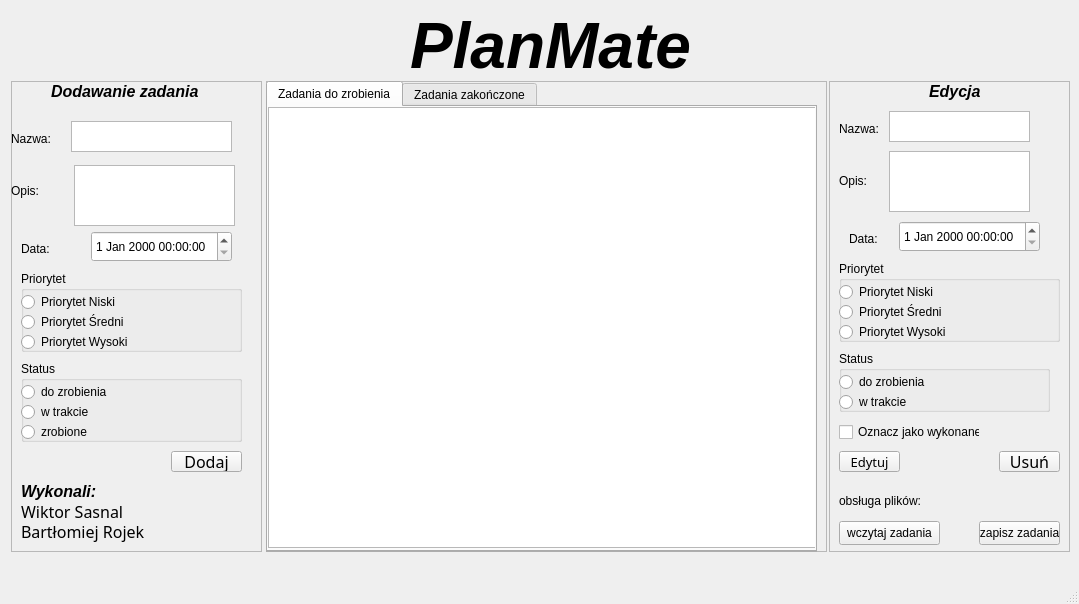
wiksas/PlanMate, file PlanMate/mainwindow.ui: the form before one commit.
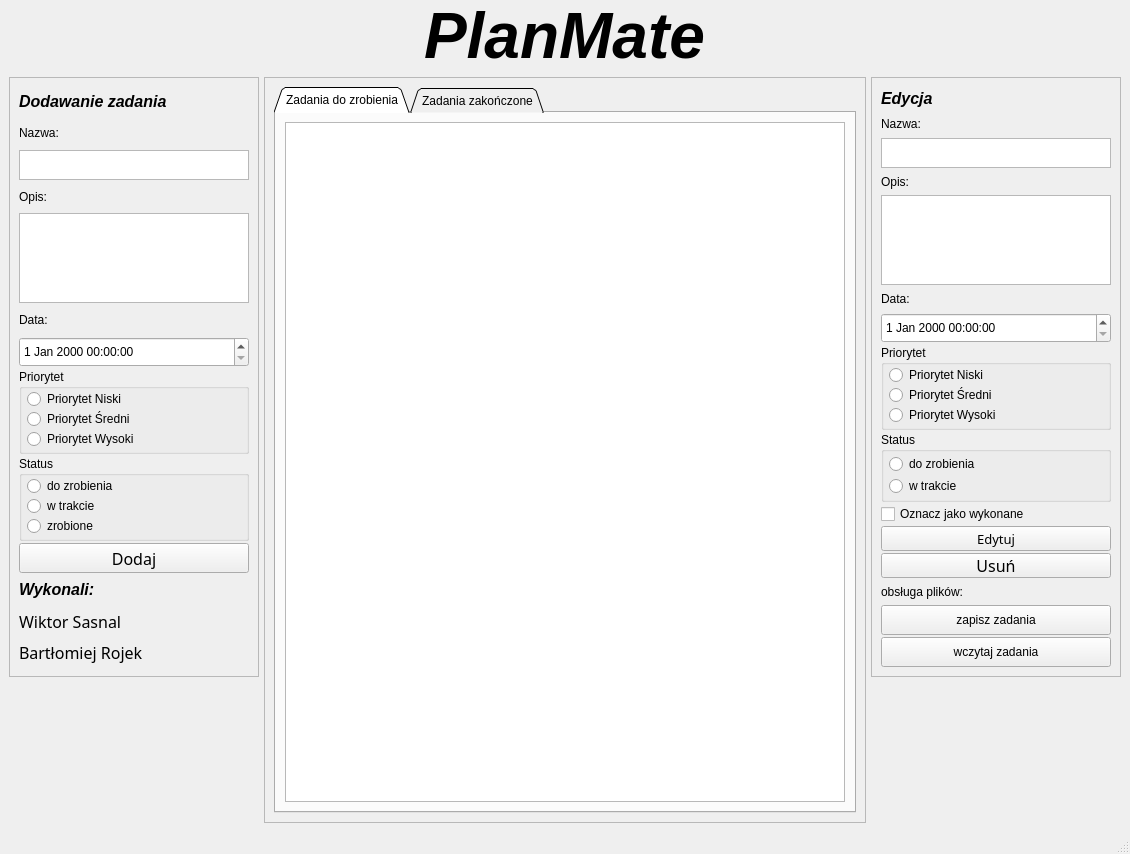
The form after the commit.

```diff
--- a/PlanMate/mainwindow.ui
+++ b/PlanMate/mainwindow.ui
@@ -6,23 +6,23 @@
    <rect>
     <x>0</x>
     <y>0</y>
-    <width>1079</width>
-    <height>604</height>
+    <width>1130</width>
+    <height>854</height>
    </rect>
   </property>
   <property name="windowTitle">
    <string>MainWindow</string>
   </property>
   <widget class="QWidget" name="centralwidget">
+   <layout class="QVBoxLayout" name="verticalLayout_2" stretch="0,1">
+    <property name="spacing">
+     <number>5</number>
+    </property>
+    <property name="topMargin">
+     <number>0</number>
+    </property>
+    <item alignment="Qt::AlignmentFlag::AlignHCenter">
    <widget class="QLabel" name="label">
-    <property name="geometry">
-     <rect>
-      <x>410</x>
-      <y>10</y>
-      <width>291</width>
-      <height>71</height>
-     </rect>
-    </property>
     <property name="font">
      <font>
       <pointsize>48</pointsize>
@@ -34,14 +34,31 @@
      <string>PlanMate</string>
     </property>
    </widget>
+    </item>
+    <item>
+     <layout class="QHBoxLayout" name="horizontalLayout" stretch="0,2,0">
+      <property name="sizeConstraint">
+       <enum>QLayout::SizeConstraint::SetDefaultConstraint</enum>
+      </property>
+      <item alignment="Qt::AlignmentFlag::AlignTop">
    <widget class="QFrame" name="Dodawanie">
-    <property name="geometry">
-     <rect>
-      <x>11</x>
-      <y>81</y>
-      <width>251</width>
-      <height>471</height>
-     </rect>
+        <property name="sizePolicy">
+         <sizepolicy hsizetype="Maximum" vsizetype="Preferred">
+          <horstretch>0</horstretch>
+          <verstretch>0</verstretch>
+         </sizepolicy>
+        </property>
+        <property name="minimumSize">
+         <size>
+          <width>250</width>
+          <height>600</height>
+         </size>
+        </property>
+        <property name="maximumSize">
+         <size>
+          <width>250</width>
+          <height>250</height>
+         </size>
     </property>
     <property name="frameShape">
      <enum>QFrame::Shape::StyledPanel</enum>
@@ -49,44 +66,12 @@
     <property name="frameShadow">
      <enum>QFrame::Shadow::Raised</enum>
     </property>
-    <widget class="QPushButton" name="Dodaj">
-     <property name="geometry">
-      <rect>
-       <x>160</x>
-       <y>370</y>
-       <width>71</width>
-       <height>21</height>
-      </rect>
-     </property>
-     <property name="font">
-      <font>
-       <family>Segoe Print</family>
-       <pointsize>12</pointsize>
-      </font>
-     </property>
-     <property name="text">
-      <string>Dodaj</string>
-     </property>
-    </widget>
-    <widget class="QDateTimeEdit" name="Data">
-     <property name="geometry">
-      <rect>
-       <x>80</x>
-       <y>150</y>
-       <width>141</width>
-       <height>31</height>
-      </rect>
-     </property>
-    </widget>
+        <layout class="QVBoxLayout" name="verticalLayout_7">
+         <property name="spacing">
+          <number>2</number>
+         </property>
+         <item>
     <widget class="QLabel" name="label_3">
-     <property name="geometry">
-      <rect>
-       <x>40</x>
-       <y>0</y>
-       <width>151</width>
-       <height>20</height>
-      </rect>
-     </property>
      <property name="font">
       <font>
        <pointsize>12</pointsize>
@@ -98,125 +83,137 @@
       <string>Dodawanie zadania</string>
      </property>
     </widget>
+         </item>
+         <item>
     <widget class="QLabel" name="label_4">
-     <property name="geometry">
-      <rect>
-       <x>0</x>
-       <y>50</y>
-       <width>49</width>
-       <height>16</height>
-      </rect>
-     </property>
      <property name="text">
       <string>Nazwa:</string>
      </property>
     </widget>
-    <widget class="QLabel" name="label_5">
-     <property name="geometry">
-      <rect>
-       <x>10</x>
-       <y>160</y>
-       <width>49</width>
-       <height>16</height>
-      </rect>
-     </property>
-     <property name="text">
-      <string>Data:</string>
-     </property>
-    </widget>
+         </item>
+         <item>
     <widget class="QPlainTextEdit" name="Nazwa">
-     <property name="geometry">
-      <rect>
-       <x>60</x>
-       <y>40</y>
-       <width>161</width>
-       <height>31</height>
-      </rect>
-     </property>
-    </widget>
+           <property name="minimumSize">
+            <size>
+             <width>0</width>
+             <height>30</height>
+            </size>
+           </property>
+           <property name="maximumSize">
+            <size>
+             <width>16777215</width>
+             <height>30</height>
+            </size>
+           </property>
+          </widget>
+         </item>
+         <item>
     <widget class="QLabel" name="label_13">
-     <property name="geometry">
-      <rect>
-       <x>0</x>
-       <y>100</y>
-       <width>63</width>
-       <height>20</height>
-      </rect>
-     </property>
      <property name="text">
       <string>Opis:</string>
      </property>
     </widget>
+         </item>
+         <item>
     <widget class="QPlainTextEdit" name="Opis">
-     <property name="geometry">
-      <rect>
-       <x>63</x>
-       <y>84</y>
-       <width>161</width>
-       <height>61</height>
-      </rect>
-     </property>
-    </widget>
+           <property name="minimumSize">
+            <size>
+             <width>0</width>
+             <height>30</height>
+            </size>
+           </property>
+           <property name="maximumSize">
+            <size>
+             <width>16777215</width>
+             <height>90</height>
+            </size>
+           </property>
+          </widget>
+         </item>
+         <item>
+          <widget class="QLabel" name="label_5">
+           <property name="text">
+            <string>Data:</string>
+           </property>
+          </widget>
+         </item>
+         <item>
+          <widget class="QDateTimeEdit" name="Data">
+           <property name="minimumSize">
+            <size>
+             <width>0</width>
+             <height>30</height>
+            </size>
+           </property>
+          </widget>
+         </item>
+         <item>
     <widget class="QGroupBox" name="priorytet">
-     <property name="geometry">
-      <rect>
-       <x>10</x>
-       <y>190</y>
-       <width>221</width>
-       <height>81</height>
-      </rect>
+           <property name="minimumSize">
+            <size>
+             <width>0</width>
+             <height>85</height>
+            </size>
+           </property>
+           <property name="maximumSize">
+            <size>
+             <width>16777215</width>
+             <height>85</height>
+            </size>
      </property>
      <property name="title">
       <string>Priorytet</string>
      </property>
-     <widget class="QRadioButton" name="Prio3">
-      <property name="geometry">
-       <rect>
-        <x>0</x>
-        <y>60</y>
-        <width>158</width>
-        <height>22</height>
-       </rect>
-      </property>
-      <property name="text">
-       <string>Priorytet Wysoki</string>
-      </property>
-     </widget>
+           <layout class="QVBoxLayout" name="verticalLayout_8">
+            <property name="spacing">
+             <number>0</number>
+            </property>
+            <property name="leftMargin">
+             <number>5</number>
+            </property>
+            <property name="topMargin">
+             <number>0</number>
+            </property>
+            <property name="bottomMargin">
+             <number>0</number>
+            </property>
+            <item>
      <widget class="QRadioButton" name="Prio1">
-      <property name="geometry">
-       <rect>
-        <x>0</x>
-        <y>20</y>
-        <width>158</width>
-        <height>22</height>
-       </rect>
-      </property>
       <property name="text">
        <string>Priorytet Niski</string>
       </property>
      </widget>
+            </item>
+            <item>
      <widget class="QRadioButton" name="Prio2">
-      <property name="geometry">
-       <rect>
-        <x>0</x>
-        <y>40</y>
-        <width>158</width>
-        <height>22</height>
-       </rect>
-      </property>
       <property name="text">
        <string>Priorytet Średni</string>
       </property>
      </widget>
-    </widget>
+            </item>
+            <item>
+             <widget class="QRadioButton" name="Prio3">
+              <property name="text">
+               <string>Priorytet Wysoki</string>
+              </property>
+             </widget>
+            </item>
+           </layout>
+          </widget>
+         </item>
+         <item>
     <widget class="QGroupBox" name="groupBox_2">
-     <property name="geometry">
-      <rect>
-       <x>10</x>
-       <y>280</y>
-       <width>221</width>
-       <height>81</height>
-      </rect>
+           <property name="minimumSize">
+            <size>
+             <width>0</width>
+             <height>85</height>
+            </size>
+           </property>
+           <property name="maximumSize">
+            <size>
+             <width>16777215</width>
+             <height>85</height>
+            </size>
      </property>
      <property name="tabletTracking">
       <bool>false</bool>
@@ -227,55 +224,64 @@
      <property name="flat">
       <bool>false</bool>
      </property>
+           <layout class="QVBoxLayout" name="verticalLayout_9">
+            <property name="spacing">
+             <number>0</number>
+            </property>
+            <property name="leftMargin">
+             <number>5</number>
+            </property>
+            <property name="topMargin">
+             <number>0</number>
+            </property>
+            <property name="bottomMargin">
+             <number>0</number>
+            </property>
+            <item>
+             <widget class="QRadioButton" name="DoZrobienia">
+              <property name="text">
+               <string>do zrobienia</string>
+              </property>
+             </widget>
+            </item>
+            <item>
+             <widget class="QRadioButton" name="WTrakcie">
+              <property name="text">
+               <string>w trakcie</string>
+              </property>
+             </widget>
+            </item>
+            <item>
      <widget class="QRadioButton" name="Zrobione">
-      <property name="geometry">
-       <rect>
-        <x>0</x>
-        <y>60</y>
-        <width>158</width>
-        <height>22</height>
-       </rect>
-      </property>
       <property name="text">
        <string>zrobione</string>
       </property>
      </widget>
-     <widget class="QRadioButton" name="WTrakcie">
-      <property name="geometry">
-       <rect>
-        <x>0</x>
-        <y>40</y>
-        <width>158</width>
-        <height>22</height>
-       </rect>
-      </property>
-      <property name="text">
-       <string>w trakcie</string>
-      </property>
-     </widget>
-     <widget class="QRadioButton" name="DoZrobienia">
-      <property name="geometry">
-       <rect>
-        <x>0</x>
-        <y>20</y>
-        <width>158</width>
-        <height>22</height>
-       </rect>
-      </property>
+            </item>
+           </layout>
+          </widget>
+         </item>
+         <item>
+          <widget class="QPushButton" name="Dodaj">
+           <property name="maximumSize">
+            <size>
+             <width>16777215</width>
+             <height>30</height>
+            </size>
+           </property>
+           <property name="font">
+            <font>
+             <family>Segoe Print</family>
+             <pointsize>12</pointsize>
+            </font>
+           </property>
       <property name="text">
-       <string>do zrobienia</string>
-      </property>
-     </widget>
-    </widget>
+            <string>Dodaj</string>
+           </property>
+          </widget>
+         </item>
+         <item>
     <widget class="QLabel" name="label_10">
-     <property name="geometry">
-      <rect>
-       <x>10</x>
-       <y>400</y>
-       <width>141</width>
-       <height>20</height>
-      </rect>
-     </property>
      <property name="font">
       <font>
        <pointsize>12</pointsize>
@@ -287,15 +293,9 @@
       <string>Wykonali:</string>
      </property>
     </widget>
+         </item>
+         <item>
     <widget class="QLabel" name="label_11">
-     <property name="geometry">
-      <rect>
-       <x>10</x>
-       <y>420</y>
-       <width>141</width>
-       <height>20</height>
-      </rect>
-     </property>
      <property name="font">
       <font>
        <family>Segoe Script</family>
@@ -308,15 +308,9 @@
       <string>Wiktor Sasnal</string>
      </property>
     </widget>
+         </item>
+         <item>
     <widget class="QLabel" name="label_12">
-     <property name="geometry">
-      <rect>
-       <x>10</x>
-       <y>440</y>
-       <width>161</width>
-       <height>21</height>
-      </rect>
-     </property>
      <property name="font">
       <font>
        <family>Segoe Script</family>
@@ -329,15 +323,92 @@
       <string>Bartłomiej Rojek</string>
      </property>
     </widget>
-   </widget>
+         </item>
+        </layout>
+       </widget>
+      </item>
+      <item>
+       <widget class="QFrame" name="Wyswietlanie">
+        <property name="minimumSize">
+         <size>
+          <width>0</width>
+          <height>600</height>
+         </size>
+        </property>
+        <property name="frameShape">
+         <enum>QFrame::Shape::StyledPanel</enum>
+        </property>
+        <property name="frameShadow">
+         <enum>QFrame::Shadow::Raised</enum>
+        </property>
+        <layout class="QVBoxLayout" name="verticalLayout">
+         <item>
+          <widget class="QTabWidget" name="tabWidgetZadania">
+           <property name="tabPosition">
+            <enum>QTabWidget::TabPosition::North</enum>
+           </property>
+           <property name="tabShape">
+            <enum>QTabWidget::TabShape::Triangular</enum>
+           </property>
+           <property name="currentIndex">
+            <number>0</number>
+           </property>
+           <property name="elideMode">
+            <enum>Qt::TextElideMode::ElideMiddle</enum>
+           </property>
+           <property name="documentMode">
+            <bool>false</bool>
+           </property>
+           <property name="tabsClosable">
+            <bool>false</bool>
+           </property>
+           <property name="tabBarAutoHide">
+            <bool>false</bool>
+           </property>
+           <widget class="QWidget" name="doZrobienia">
+            <attribute name="title">
+             <string>Zadania do zrobienia</string>
+            </attribute>
+            <layout class="QHBoxLayout" name="horizontalLayout_3">
+             <item>
+              <widget class="QTableView" name="tableViewDoZrobienia"/>
+             </item>
+            </layout>
+           </widget>
+           <widget class="QWidget" name="zrobione">
+            <attribute name="title">
+             <string>Zadania zakończone</string>
+            </attribute>
+            <layout class="QHBoxLayout" name="horizontalLayout_2">
+             <item>
+              <widget class="QTableView" name="tableViewZrobione"/>
+             </item>
+            </layout>
+           </widget>
+          </widget>
+         </item>
+        </layout>
+       </widget>
+      </item>
+      <item alignment="Qt::AlignmentFlag::AlignTop">
    <widget class="QFrame" name="Edycja">
-    <property name="geometry">
-     <rect>
-      <x>829</x>
-      <y>81</y>
-      <width>241</width>
-      <height>471</height>
-     </rect>
+        <property name="sizePolicy">
+         <sizepolicy hsizetype="Maximum" vsizetype="Maximum">
+          <horstretch>0</horstretch>
+          <verstretch>0</verstretch>
+         </sizepolicy>
+        </property>
+        <property name="minimumSize">
+         <size>
+          <width>250</width>
+          <height>600</height>
+         </size>
+        </property>
+        <property name="maximumSize">
+         <size>
+          <width>250</width>
+          <height>650</height>
+         </size>
     </property>
     <property name="frameShape">
      <enum>QFrame::Shape::StyledPanel</enum>
@@ -345,15 +416,12 @@
     <property name="frameShadow">
      <enum>QFrame::Shadow::Raised</enum>
     </property>
+        <layout class="QVBoxLayout" name="verticalLayout_4" stretch="0,0,0,0,0,0,0,0,0,2,0,2,0,0,0">
+         <property name="spacing">
+          <number>2</number>
+         </property>
+         <item>
     <widget class="QLabel" name="label_9">
-     <property name="geometry">
-      <rect>
-       <x>100</x>
-       <y>0</y>
-       <width>51</width>
-       <height>21</height>
-      </rect>
-     </property>
      <property name="font">
       <font>
        <pointsize>12</pointsize>
@@ -365,316 +433,288 @@
       <string>Edycja</string>
      </property>
     </widget>
+         </item>
+         <item>
     <widget class="QLabel" name="label_18">
-     <property name="geometry">
-      <rect>
-       <x>10</x>
-       <y>40</y>
-       <width>49</width>
-       <height>16</height>
-      </rect>
-     </property>
      <property name="text">
       <string>Nazwa:</string>
      </property>
     </widget>
+         </item>
+         <item>
     <widget class="QPlainTextEdit" name="NazwaEdycja">
-     <property name="geometry">
-      <rect>
-       <x>60</x>
-       <y>30</y>
-       <width>141</width>
-       <height>31</height>
-      </rect>
-     </property>
-    </widget>
-    <widget class="QDateTimeEdit" name="DataEdycja">
-     <property name="geometry">
-      <rect>
-       <x>70</x>
-       <y>140</y>
-       <width>141</width>
-       <height>31</height>
-      </rect>
-     </property>
-    </widget>
-    <widget class="QLabel" name="label_19">
-     <property name="geometry">
-      <rect>
-       <x>20</x>
-       <y>150</y>
-       <width>49</width>
-       <height>16</height>
-      </rect>
-     </property>
-     <property name="text">
-      <string>Data:</string>
-     </property>
-    </widget>
-    <widget class="QPushButton" name="DodajEdycja">
-     <property name="geometry">
-      <rect>
-       <x>10</x>
-       <y>370</y>
-       <width>61</width>
-       <height>21</height>
-      </rect>
-     </property>
-     <property name="font">
-      <font>
-       <family>Segoe Print</family>
-       <pointsize>10</pointsize>
-      </font>
-     </property>
-     <property name="text">
-      <string>Edytuj</string>
-     </property>
-    </widget>
-    <widget class="QPushButton" name="UsunEdycja">
-     <property name="geometry">
-      <rect>
-       <x>170</x>
-       <y>370</y>
-       <width>61</width>
-       <height>21</height>
-      </rect>
-     </property>
-     <property name="font">
-      <font>
-       <family>Segoe Print</family>
-       <pointsize>12</pointsize>
-      </font>
-     </property>
-     <property name="text">
-      <string>Usuń</string>
-     </property>
-    </widget>
+           <property name="minimumSize">
+            <size>
+             <width>0</width>
+             <height>30</height>
+            </size>
+           </property>
+           <property name="maximumSize">
+            <size>
+             <width>16777215</width>
+             <height>30</height>
+            </size>
+           </property>
+          </widget>
+         </item>
+         <item>
     <widget class="QLabel" name="label_14">
-     <property name="geometry">
-      <rect>
-       <x>10</x>
-       <y>90</y>
-       <width>63</width>
-       <height>20</height>
-      </rect>
-     </property>
      <property name="text">
       <string>Opis:</string>
      </property>
     </widget>
+         </item>
+         <item>
     <widget class="QPlainTextEdit" name="OpisEdycja">
-     <property name="geometry">
-      <rect>
-       <x>60</x>
-       <y>70</y>
-       <width>141</width>
-       <height>61</height>
-      </rect>
-     </property>
-    </widget>
+           <property name="minimumSize">
+            <size>
+             <width>0</width>
+             <height>30</height>
+            </size>
+           </property>
+           <property name="maximumSize">
+            <size>
+             <width>16777215</width>
+             <height>90</height>
+            </size>
+           </property>
+          </widget>
+         </item>
+         <item>
+          <widget class="QLabel" name="label_19">
+           <property name="text">
+            <string>Data:</string>
+           </property>
+          </widget>
+         </item>
+         <item>
+          <widget class="QDateTimeEdit" name="DataEdycja">
+           <property name="minimumSize">
+            <size>
+             <width>0</width>
+             <height>30</height>
+            </size>
+           </property>
+          </widget>
+         </item>
+         <item>
     <widget class="QGroupBox" name="groupBox">
-     <property name="geometry">
-      <rect>
-       <x>10</x>
-       <y>180</y>
-       <width>221</width>
-       <height>81</height>
-      </rect>
+           <property name="minimumSize">
+            <size>
+             <width>0</width>
+             <height>85</height>
+            </size>
+           </property>
+           <property name="maximumSize">
+            <size>
+             <width>16777215</width>
+             <height>85</height>
+            </size>
      </property>
      <property name="title">
       <string>Priorytet</string>
      </property>
-     <widget class="QRadioButton" name="Prio3Edycja">
-      <property name="geometry">
-       <rect>
-        <x>0</x>
-        <y>60</y>
-        <width>158</width>
-        <height>22</height>
-       </rect>
-      </property>
-      <property name="text">
-       <string>Priorytet Wysoki</string>
-      </property>
-     </widget>
-     <widget class="QRadioButton" name="Prio2Edycja">
-      <property name="geometry">
-       <rect>
-        <x>0</x>
-        <y>40</y>
-        <width>158</width>
-        <height>22</height>
-       </rect>
-      </property>
-      <property name="text">
-       <string>Priorytet Średni</string>
-      </property>
-     </widget>
+           <layout class="QVBoxLayout" name="verticalLayout_5">
+            <property name="spacing">
+             <number>0</number>
+            </property>
+            <property name="leftMargin">
+             <number>5</number>
+            </property>
+            <property name="topMargin">
+             <number>0</number>
+            </property>
+            <property name="bottomMargin">
+             <number>0</number>
+            </property>
+            <item>
      <widget class="QRadioButton" name="Prio1Edycja">
-      <property name="geometry">
-       <rect>
-        <x>0</x>
-        <y>20</y>
-        <width>158</width>
-        <height>22</height>
-       </rect>
-      </property>
       <property name="text">
        <string>Priorytet Niski</string>
       </property>
      </widget>
-    </widget>
+            </item>
+            <item>
+             <widget class="QRadioButton" name="Prio2Edycja">
+              <property name="text">
+               <string>Priorytet Średni</string>
+              </property>
+             </widget>
+            </item>
+            <item>
+             <widget class="QRadioButton" name="Prio3Edycja">
+              <property name="text">
+               <string>Priorytet Wysoki</string>
+              </property>
+             </widget>
+            </item>
+           </layout>
+          </widget>
+         </item>
+         <item>
     <widget class="QGroupBox" name="groupBox_3">
-     <property name="geometry">
-      <rect>
-       <x>10</x>
-       <y>270</y>
-       <width>211</width>
-       <height>61</height>
-      </rect>
+           <property name="sizePolicy">
+            <sizepolicy hsizetype="Preferred" vsizetype="Minimum">
+             <horstretch>0</horstretch>
+             <verstretch>0</verstretch>
+            </sizepolicy>
+           </property>
+           <property name="minimumSize">
+            <size>
+             <width>0</width>
+             <height>70</height>
+            </size>
+           </property>
+           <property name="maximumSize">
+            <size>
+             <width>16777215</width>
+             <height>70</height>
+            </size>
      </property>
      <property name="title">
       <string>Status</string>
      </property>
+           <layout class="QVBoxLayout" name="verticalLayout_6">
+            <property name="spacing">
+             <number>0</number>
+            </property>
+            <property name="leftMargin">
+             <number>5</number>
+            </property>
+            <property name="topMargin">
+             <number>0</number>
+            </property>
+            <property name="rightMargin">
+             <number>0</number>
+            </property>
+            <property name="bottomMargin">
+             <number>0</number>
+            </property>
+            <item>
      <widget class="QRadioButton" name="DoZrobieniaEdycja">
-      <property name="geometry">
-       <rect>
-        <x>0</x>
-        <y>20</y>
-        <width>158</width>
-        <height>22</height>
-       </rect>
-      </property>
       <property name="text">
        <string>do zrobienia</string>
       </property>
      </widget>
+            </item>
+            <item>
      <widget class="QRadioButton" name="WTrakcieEdycja">
-      <property name="geometry">
-       <rect>
-        <x>0</x>
-        <y>40</y>
-        <width>158</width>
-        <height>22</height>
-       </rect>
-      </property>
       <property name="text">
        <string>w trakcie</string>
       </property>
      </widget>
-    </widget>
+            </item>
+           </layout>
+          </widget>
+         </item>
+         <item>
     <widget class="QCheckBox" name="checkBoxWykonane">
-     <property name="geometry">
-      <rect>
-       <x>10</x>
-       <y>340</y>
-       <width>141</width>
-       <height>22</height>
-      </rect>
-     </property>
      <property name="text">
       <string>Oznacz jako wykonane</string>
      </property>
     </widget>
+         </item>
+         <item>
+          <widget class="QPushButton" name="DodajEdycja">
+           <property name="minimumSize">
+            <size>
+             <width>0</width>
+             <height>25</height>
+            </size>
+           </property>
+           <property name="maximumSize">
+            <size>
+             <width>16777215</width>
+             <height>25</height>
+            </size>
+           </property>
+           <property name="font">
+            <font>
+             <family>Segoe Print</family>
+             <pointsize>10</pointsize>
+            </font>
+           </property>
+           <property name="text">
+            <string>Edytuj</string>
+           </property>
+          </widget>
+         </item>
+         <item>
+          <widget class="QPushButton" name="UsunEdycja">
+           <property name="minimumSize">
+            <size>
+             <width>0</width>
+             <height>25</height>
+            </size>
+           </property>
+           <property name="maximumSize">
+            <size>
+             <width>16777215</width>
+             <height>25</height>
+            </size>
+           </property>
+           <property name="font">
+            <font>
+             <family>Segoe Print</family>
+             <pointsize>12</pointsize>
+            </font>
+           </property>
+           <property name="text">
+            <string>Usuń</string>
+           </property>
+          </widget>
+         </item>
+         <item>
     <widget class="QLabel" name="label_2">
-     <property name="geometry">
-      <rect>
-       <x>10</x>
-       <y>410</y>
-       <width>111</width>
-       <height>20</height>
-      </rect>
-     </property>
      <property name="text">
       <string>obsługa plików:</string>
      </property>
     </widget>
-    <widget class="QPushButton" name="wczytaj">
-     <property name="geometry">
-      <rect>
-       <x>10</x>
-       <y>440</y>
-       <width>101</width>
-       <height>24</height>
-      </rect>
-     </property>
-     <property name="text">
-      <string>wczytaj zadania</string>
-     </property>
-    </widget>
+         </item>
+         <item>
     <widget class="QPushButton" name="zapisz">
-     <property name="geometry">
-      <rect>
-       <x>150</x>
-       <y>440</y>
-       <width>81</width>
-       <height>24</height>
-      </rect>
+           <property name="minimumSize">
+            <size>
+             <width>0</width>
+             <height>30</height>
+            </size>
+           </property>
+           <property name="maximumSize">
+            <size>
+             <width>16777215</width>
+             <height>30</height>
+            </size>
      </property>
      <property name="text">
       <string>zapisz zadania</string>
      </property>
     </widget>
-   </widget>
-   <widget class="QFrame" name="Wyswietlanie">
-    <property name="geometry">
-     <rect>
-      <x>266</x>
-      <y>81</y>
-      <width>561</width>
-      <height>471</height>
-     </rect>
-    </property>
-    <property name="frameShape">
-     <enum>QFrame::Shape::StyledPanel</enum>
-    </property>
-    <property name="frameShadow">
-     <enum>QFrame::Shadow::Raised</enum>
-    </property>
-    <widget class="QTabWidget" name="tabWidgetZadania">
-     <property name="geometry">
-      <rect>
-       <x>0</x>
-       <y>0</y>
-       <width>551</width>
-       <height>471</height>
-      </rect>
-     </property>
-     <property name="currentIndex">
-      <number>0</number>
-     </property>
-     <widget class="QWidget" name="doZrobienia">
-      <attribute name="title">
-       <string>Zadania do zrobienia</string>
-      </attribute>
-      <widget class="QTableView" name="tableViewDoZrobienia">
-       <property name="geometry">
-        <rect>
-         <x>0</x>
-         <y>0</y>
-         <width>551</width>
-         <height>441</height>
-        </rect>
-       </property>
-      </widget>
-     </widget>
-     <widget class="QWidget" name="zrobione">
-      <attribute name="title">
-       <string>Zadania zakończone</string>
-      </attribute>
-      <widget class="QTableView" name="tableViewZrobione">
-       <property name="geometry">
-        <rect>
-         <x>0</x>
-         <y>0</y>
-         <width>551</width>
-         <height>441</height>
-        </rect>
-       </property>
-      </widget>
-     </widget>
-    </widget>
-   </widget>
+         </item>
+         <item>
+          <widget class="QPushButton" name="wczytaj">
+           <property name="minimumSize">
+            <size>
+             <width>0</width>
+             <height>30</height>
+            </size>
+           </property>
+           <property name="maximumSize">
+            <size>
+             <width>16777215</width>
+             <height>30</height>
+            </size>
+           </property>
+           <property name="text">
+            <string>wczytaj zadania</string>
+           </property>
+          </widget>
+         </item>
+        </layout>
+       </widget>
+      </item>
+     </layout>
+    </item>
+   </layout>
   </widget>
   <widget class="QMenuBar" name="menubar">
    <property name="geometry">
```
Left out of the diff: 4 changed lines with no effect on the pictures. Lines whose indentation alone changed are shown as unchanged.
